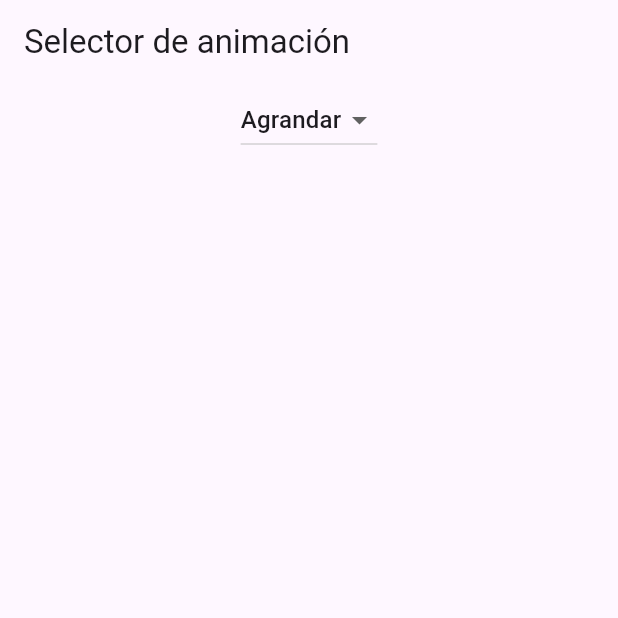
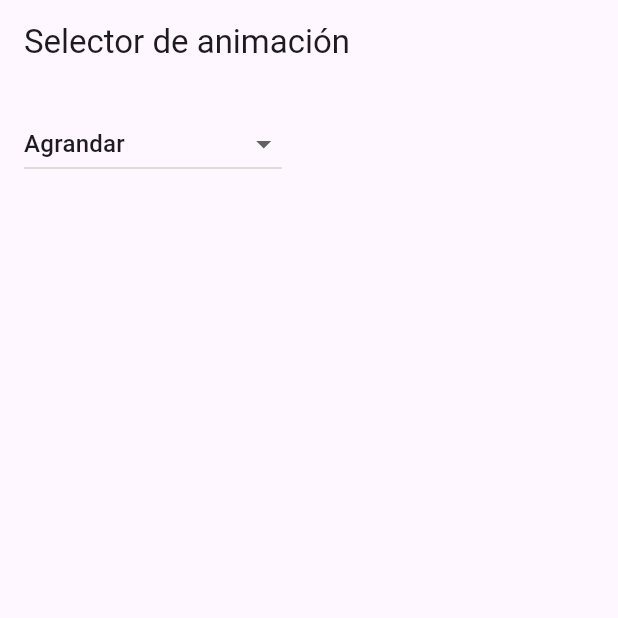
Before and after one commit to Macjob/chwamigue, a Flutter app: the screen it shows after launch, on a phone screen of 412 x 824 dp, the top half of it. Run offline on Flutter 3.47's test engine with Material 3 defaults, Android fonts, the phone set to English and light mode, and no system bars.

Commit message:
Agrega opción para mostrar círculo fijo y mejoras en la interacción

```diff
--- a/lib/utils/touch_manager.dart
+++ b/lib/utils/touch_manager.dart
@@ -1,5 +1,4 @@
 import 'package:flutter/material.dart';
-import '../models/animation_option.dart';
 
 class TouchCircle {
   final int pointerId;
--- a/lib/views/animation_selector_view.dart
+++ b/lib/views/animation_selector_view.dart
@@ -12,13 +12,15 @@ class AnimationSelector extends StatefulWidget {
 class _AnimationSelectorState extends State<AnimationSelector> {
   AnimationOption selectedAnimation = AnimationOption.scale;
   Map<int, TouchCircle> activeTouches = {};
+  bool showFixedCircle = false; // NUEVA VARIABLE
 
   void _handleTouch(PointerEvent event, {bool isUp = false}) {
+    print('TOUCH: ${event.position}');
     if (event is PointerDownEvent || event is PointerMoveEvent) {
       setState(() {
         activeTouches[event.pointer] = TouchCircle(
           pointerId: event.pointer,
-          position: event.position,
+          position: event.localPosition,
           color: Colors.primaries[event.pointer % Colors.primaries.length],
         );
       });
@@ -53,31 +55,65 @@ class _AnimationSelectorState extends State<AnimationSelector> {
   Widget build(BuildContext context) {
     return Scaffold(
       appBar: AppBar(title: const Text('Selector de animación')),
-      body: Column(
+      body: Stack(
         children: [
-          DropdownButton<AnimationOption>(
-            value: selectedAnimation,
-            onChanged: (value) => setState(() => selectedAnimation = value!),
-            items: AnimationOption.values
-                .map((e) => DropdownMenuItem(value: e, child: Text(e.displayName)))
-                .toList(),
-          ),
-          Expanded(
-            child: Listener(
+          // Listener ocupa toda la pantalla
+          Listener(
             onPointerDown: _handleTouch,
             onPointerMove: _handleTouch,
             onPointerUp: (e) => _handleTouch(e, isUp: true),
+            child: Container(
+              color: Colors.transparent, // Asegura que reciba eventos
+              width: double.infinity,
+              height: double.infinity,
               child: Stack(
-                children: activeTouches.values
+                children: [
+                  if (showFixedCircle)
+                    AnimatedCircle(
+                      position: const Offset(200, 400),
+                      color: Colors.red,
+                      animationType: selectedAnimation,
+                    ),
+                  ...activeTouches.values
                       .map((touch) => AnimatedCircle(
                             position: touch.position,
                             color: touch.color,
                             animationType: selectedAnimation,
                           ))
                       .toList(),
+                ],
               ),
             ),
-          )
+          ),
+          // Menú desplegable arriba a la izquierda
+          Positioned(
+            top: 16,
+            left: 16,
+            child: DropdownButton<String>(
+              value: showFixedCircle ? 'fixed' : selectedAnimation.name,
+              onChanged: (value) {
+                setState(() {
+                  if (value == 'fixed') {
+                    showFixedCircle = true;
+                  } else {
+                    showFixedCircle = false;
+                    selectedAnimation = AnimationOption.values.firstWhere((e) => e.name == value);
+                  }
+                });
+              },
+              items: [
+                ...AnimationOption.values
+                    .map((e) => DropdownMenuItem(
+                          value: e.name,
+                          child: Text(e.displayName),
+                        )),
+                const DropdownMenuItem(
+                  value: 'fixed',
+                  child: Text('Mostrar círculo fijon'),
+                ),
+              ],
+            ),
+          ),
         ],
       ),
     );
```
Also changed, not shown: lib/widgets/animated_circle.dart (+58 -7 lines). Lines whose indentation alone changed are shown as unchanged.
